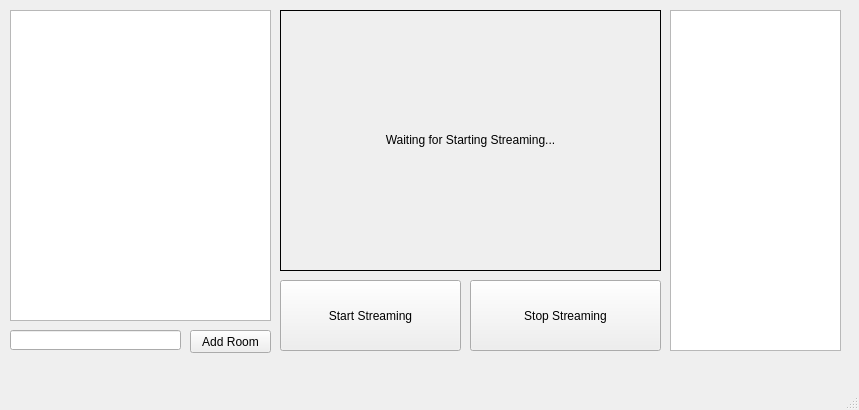
Above: socket/streamer_gui.ui from Arways/Server before the change. Below: the same form after it.
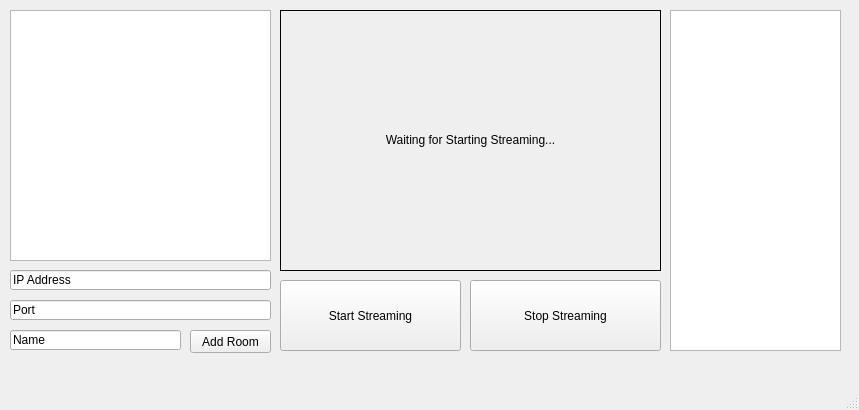
That is the form after the change.

The edit to the form file:
```diff
--- a/socket/streamer_gui.ui
+++ b/socket/streamer_gui.ui
@@ -55,7 +55,7 @@
       <x>10</x>
       <y>10</y>
       <width>261</width>
-      <height>311</height>
+      <height>251</height>
      </rect>
     </property>
    </widget>
@@ -81,6 +81,9 @@
       <height>20</height>
      </rect>
     </property>
+    <property name="text">
+     <string>Name</string>
+    </property>
    </widget>
    <widget class="QPushButton" name="stop_stream_button">
     <property name="geometry">
@@ -105,6 +108,32 @@
      </rect>
     </property>
    </widget>
+   <widget class="QLineEdit" name="broad_ip_edit">
+    <property name="geometry">
+     <rect>
+      <x>10</x>
+      <y>270</y>
+      <width>261</width>
+      <height>20</height>
+     </rect>
+    </property>
+    <property name="text">
+     <string>IP Address</string>
+    </property>
+   </widget>
+   <widget class="QLineEdit" name="broad_port_edit">
+    <property name="geometry">
+     <rect>
+      <x>10</x>
+      <y>300</y>
+      <width>261</width>
+      <height>20</height>
+     </rect>
+    </property>
+    <property name="text">
+     <string>Port</string>
+    </property>
+   </widget>
   </widget>
   <widget class="QMenuBar" name="menubar">
    <property name="geometry">
```
